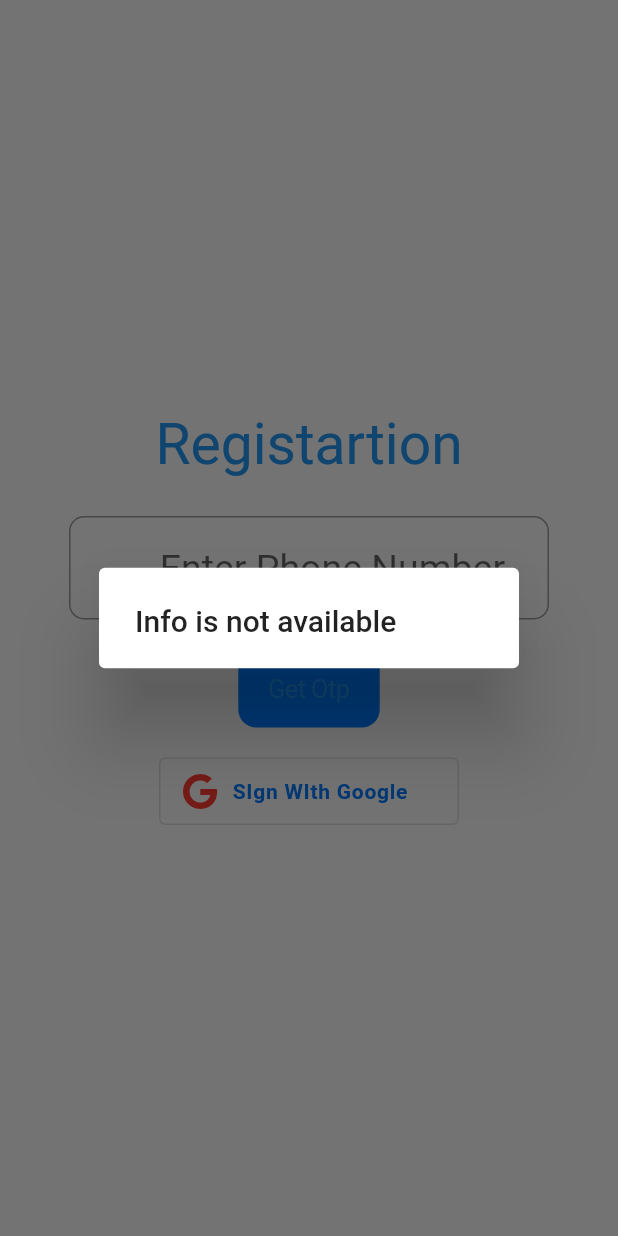
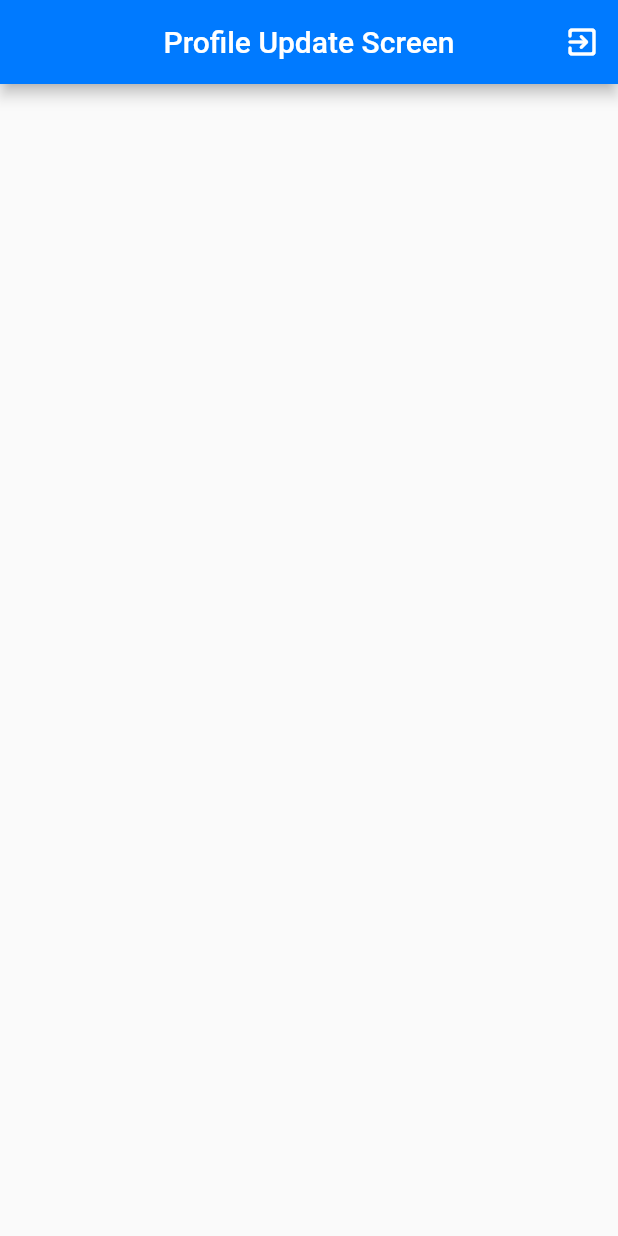
Before and after one commit to knk-naviin/Shalong-app, a Flutter app: the screen it shows after launch, after a tap on "SIgn WIth Google", on a phone screen of 412 x 824 dp. Run offline on Flutter 3.47's test engine with Material 2 defaults, Android fonts, the phone set to English and light mode, and no system bars; our stand-ins replace animated_splash_screen, cloud_firestore, firebase_auth, firebase_core, font_awesome_flutter, google_sign_in; accounts and stored records are empty.

Commit message:
Profile Update Screen Created

```diff
--- a/shalong/lib/Dashboard/BarberScreen.dart
+++ b/shalong/lib/Dashboard/BarberScreen.dart
@@ -1,6 +1,6 @@
 import 'package:flutter/cupertino.dart';
 import 'package:flutter/material.dart';
-import 'package:geolocator/geolocator.dart';
+
 
 class BarberScreen extends StatefulWidget {
   const BarberScreen({Key? key}) : super(key: key);
--- /dev/null
+++ b/shalong/lib/Dashboard/ProfileUpdateScreen.dart
@@ -0,0 +1,55 @@
+import 'dart:io';
+
+import 'package:firebase_auth/firebase_auth.dart';
+import 'package:flutter/cupertino.dart';
+import 'package:flutter/material.dart';
+import 'package:shalong/UserAuthentication/AuthManager.dart';
+
+
+class ProfileUpdateScreen extends StatefulWidget {
+  const ProfileUpdateScreen({Key? key}) : super(key: key);
+
+  @override
+  _ProfileUpdateScreenState createState() => _ProfileUpdateScreenState();
+}
+
+class _ProfileUpdateScreenState extends State<ProfileUpdateScreen> {
+  @override
+  Widget build(BuildContext context) {
+    return Scaffold(
+      appBar: AppBar(
+        title: Text("Profile Update Screen"),
+        centerTitle: true,
+        backgroundColor: CupertinoColors.systemBlue,
+        actions: [
+          IconButton(icon:Icon(Icons.exit_to_app_rounded),onPressed: (){
+            showDialog(context: context, builder: (ctx)=>
+                Platform.isIOS
+            ? CupertinoAlertDialog(content: Text("Are you sure want to Logout? \n"+""),actions: [
+                  TextButton(onPressed: (){
+                    Navigator.of(ctx).pop();
+                  }, child: Text("Cancel")),
+                  TextButton(onPressed: (){
+                    signout().then((value) => Navigator.of(context).pushReplacementNamed("/launch"));
+                  }, child: Text("Logout")),
+                ],)
+            :AlertDialog(
+                  title:  Text('Are you sure want to Logout? \n"+""'),
+                  content: const Text('AlertDialog description'),
+                  actions: [
+                    TextButton(onPressed: (){
+                      Navigator.of(ctx).pop();
+                    }, child: Text("Cancel")),
+                    TextButton(onPressed: (){
+                      signout().then((value) => Navigator.of(context).pushReplacementNamed("/launch"));
+                    }, child: Text("Logout")),
+                  ],
+                ),
+            );
+          },
+          )
+        ],
+      ),
+    );
+  }
+}
--- a/shalong/lib/UserAuthentication/GoogleSignIn/GoogleSignIn.dart
+++ b/shalong/lib/UserAuthentication/GoogleSignIn/GoogleSignIn.dart
@@ -2,6 +2,7 @@ import 'package:flutter/cupertino.dart';
 import 'package:flutter/material.dart';
 import 'package:font_awesome_flutter/font_awesome_flutter.dart';
 import 'package:shalong/Dashboard/Dashboard.dart';
+import 'package:shalong/Dashboard/ProfileUpdateScreen.dart';
 
 import '../AuthManager.dart';
 
@@ -28,10 +29,8 @@ class _GoogleSignInState extends State<GoogleSignIn> {
           onPressed: () async {
            var profile = await signInWithGoogleAndGetProfile();
            if (profile == null) {
-             //profile update
-             showDialog(context: (context), builder: (build)=>AlertDialog(
-               title: Text("Info is not available"),
-             ));
+             Navigator.of(context).pushReplacementNamed("/profileUpdateScreen");
+
            } else {
              Navigator.of(context).pushReplacementNamed("/launch");
 
--- a/shalong/lib/UserAuthentication/UserAuth.dart
+++ b/shalong/lib/UserAuthentication/UserAuth.dart
@@ -1,8 +1,5 @@
 import 'package:flutter/cupertino.dart';
 import 'package:flutter/material.dart';
-
-import 'package:pinput/pin_put/pin_put.dart';
-
 import 'GoogleSignIn/GoogleSignIn.dart';
 
 class UserAuth extends StatefulWidget {
@@ -24,7 +21,7 @@ class _UserAuthState extends State<UserAuth> {
             children: [
               Padding(
                 padding: const EdgeInsets.only(bottom: 25.0),
-                child: Text("Registartion",style: TextStyle(color: Colors.blue,fontSize: 38),),
+                child: Text("Regisrtion",style: TextStyle(color: Colors.blue,fontSize: 38),),
               ),
               SizedBox(
                 width: 320,
```
Also changed, not shown: shalong/lib/main.dart (+8 -2 lines), 138 other files.
